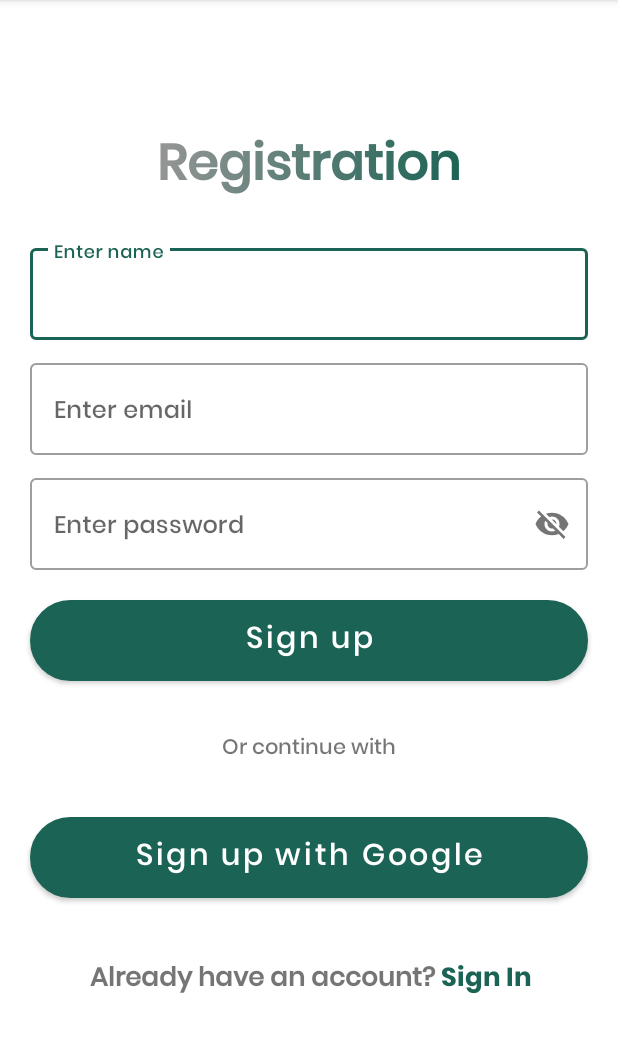
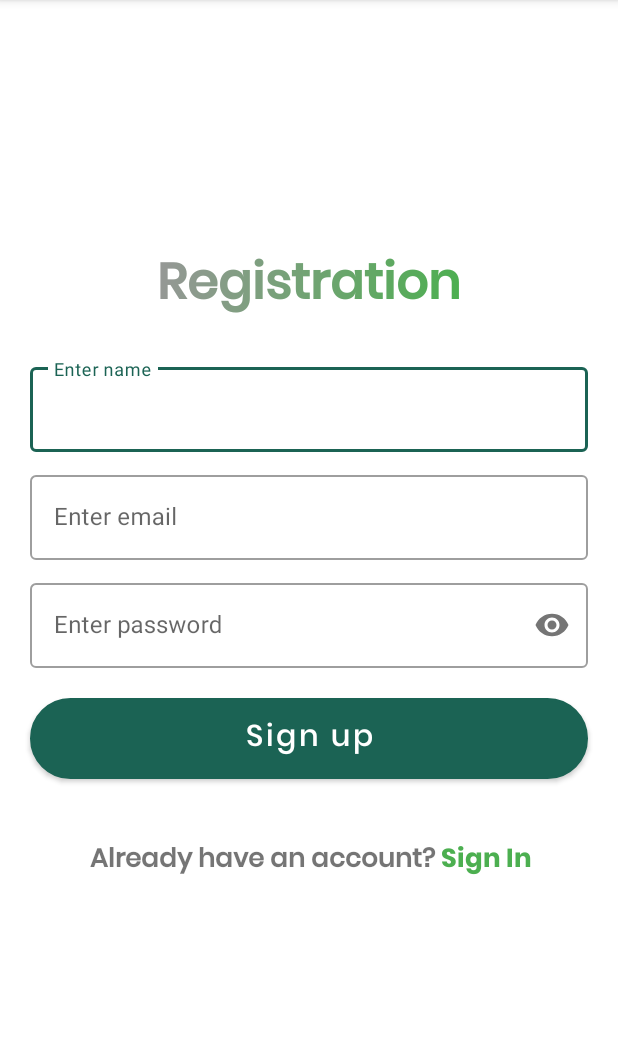
Before and after one commit to MohamedRadi20/Planto, an Android app: the screen it shows after launch (Registration_Activity), after a tap on "GET STARTED", on a phone screen of 412 x 824 dp, the part 84-1137 px from its top. Run offline under Robolectric (Android 15) with nearby library versions, the phone set to English and light mode, and no system bars; our stand-ins replace Firebase (no records; nobody signed in at launch, a user with empty details on screens opened directly), Volley.

Commit message:
fixing bugs

```diff
--- a/app/src/main/java/com/example/planto/Login_Activity.java
+++ b/app/src/main/java/com/example/planto/Login_Activity.java
@@ -38,8 +38,6 @@ import com.google.firebase.database.FirebaseDatabase;
 import com.google.firebase.database.ValueEventListener;
 
 public class Login_Activity extends AppCompatActivity {
-    FirebaseDatabase database;
-    DatabaseReference reference;
     FirebaseAuth mAuth;
     EditText email, password;
     String email_, password_;
@@ -61,8 +59,6 @@ public class Login_Activity extends AppCompatActivity {
         error = (TextView) findViewById(R.id.error);
         progressBar = (ProgressBar) findViewById(R.id.loading);
         sharedPreferences = getSharedPreferences("shared", MODE_PRIVATE);
-        database = FirebaseDatabase.getInstance();
-        reference = database.getReference("users");
         mAuth = FirebaseAuth.getInstance();
         gso = new GoogleSignInOptions.Builder(GoogleSignInOptions.DEFAULT_SIGN_IN).requestEmail().build();
         gsc = GoogleSignIn.getClient(this, gso);
@@ -70,7 +66,7 @@ public class Login_Activity extends AppCompatActivity {
         Paint paint = tv.getPaint();
 
         Shader shader = paint.setShader(new LinearGradient(0, 0, tv.getPaint().measureText(tv.getText().toString()), tv.getTextSize(),
-                new int[]{Color.parseColor("#FF979797"), Color.parseColor("#1B6354")},
+                new int[]{Color.parseColor("#FF979797"), Color.parseColor("#4CAF50")},
                 new float[]{0, 1}, Shader.TileMode.CLAMP));
 
         if (sharedPreferences.getString("logged", "false").equals("true")) {
--- a/app/src/main/java/com/example/planto/Registration_Activity.java
+++ b/app/src/main/java/com/example/planto/Registration_Activity.java
@@ -1,5 +1,7 @@
 package com.example.planto;
 
+import androidx.annotation.NonNull;
+import androidx.annotation.Nullable;
 import androidx.appcompat.app.AppCompatActivity;
 
 import android.content.Intent;
@@ -8,8 +10,11 @@ import android.graphics.LinearGradient;
 import android.graphics.Paint;
 import android.graphics.Shader;
 import android.os.Bundle;
+import android.util.Log;
+import android.util.Patterns;
 import android.view.View;
 import android.widget.Button;
+import android.widget.EditText;
 import android.widget.ProgressBar;
 import android.widget.TextView;
 import android.widget.Toast;
@@ -20,53 +25,119 @@ import com.android.volley.Response;
 import com.android.volley.VolleyError;
 import com.android.volley.toolbox.StringRequest;
 import com.android.volley.toolbox.Volley;
+import com.google.android.gms.auth.api.signin.GoogleSignIn;
+import com.google.android.gms.auth.api.signin.GoogleSignInAccount;
+import com.google.android.gms.auth.api.signin.GoogleSignInClient;
+import com.google.android.gms.auth.api.signin.GoogleSignInOptions;
+import com.google.android.gms.common.api.ApiException;
+import com.google.android.gms.tasks.OnCompleteListener;
+import com.google.android.gms.tasks.Task;
 import com.google.android.material.textfield.TextInputEditText;
-
-import org.checkerframework.common.reflection.qual.NewInstance;
+import com.google.firebase.auth.AuthResult;
+import com.google.firebase.auth.FirebaseAuth;
+import com.google.firebase.auth.FirebaseUser;
+import com.google.firebase.database.DataSnapshot;
+import com.google.firebase.database.DatabaseError;
+import com.google.firebase.database.DatabaseReference;
+import com.google.firebase.database.FirebaseDatabase;
+import com.google.firebase.database.ValueEventListener;
+import com.google.firebase.firestore.FirebaseFirestore;
 
 import java.util.HashMap;
 import java.util.Map;
 
 public class Registration_Activity extends AppCompatActivity {
+    FirebaseFirestore db;
+    FirebaseAuth mAuth;
+    EditText name, email, password;
 
-    TextInputEditText name , email , password ;
-    Button submit ;
-    TextView error , tv, signNow ;
-    ProgressBar progressBar ;
+    Button submit;
+    String name_, email_, password_;
+    TextView error, tv, signNow;
+    ProgressBar progressBar;
+
 
     @Override
     protected void onCreate(Bundle savedInstanceState) {
         super.onCreate(savedInstanceState);
         setContentView(R.layout.activity_registration);
-        name = (TextInputEditText) findViewById(R.id.name);
-        email = (TextInputEditText) findViewById(R.id.email);
-        password = (TextInputEditText) findViewById(R.id.password);
+        name = (EditText) findViewById(R.id.name);
+        email = (EditText) findViewById(R.id.email);
+        password = (EditText) findViewById(R.id.password);
         error = (TextView) findViewById(R.id.error);
         progressBar = (ProgressBar) findViewById(R.id.loading);
-
+        db = FirebaseFirestore.getInstance();
+        mAuth = FirebaseAuth.getInstance();
         tv = findViewById(R.id.tv);
         Paint paint = tv.getPaint();
 
         Shader shader = paint.setShader(new LinearGradient(0, 0, tv.getPaint().measureText(tv.getText().toString()), tv.getTextSize(),
-                new int[]{Color.parseColor("#FF979797"), Color.parseColor("#1B6354")},
+                new int[]{Color.parseColor("#FF979797"), Color.parseColor("#4CAF50")},
                 new float[]{0, 1}, Shader.TileMode.CLAMP));
 
         submit = (Button) findViewById(R.id.submit);
         submit.setOnClickListener(new View.OnClickListener() {
             @Override
             public void onClick(View view) {
-
+                error.setVisibility(View.GONE);
+                progressBar.setVisibility(View.VISIBLE);
+                name_ = name.getText().toString();
+                email_ = email.getText().toString();
+                password_ = password.getText().toString();
+                // Create a new user account with email and password
+                if (!email_.isEmpty() && Patterns.EMAIL_ADDRESS.matcher(email_).matches()) {
+                    if (!password_.isEmpty()) {
+                        createUser();
+                    } else {
+                        password.setError("Password is empty");
+                        progressBar.setVisibility(View.INVISIBLE);
+                    }
+                } else if (email_.isEmpty()) {
+                    email.setError("Email is empty");
+                    progressBar.setVisibility(View.INVISIBLE);
+                } else {
+                    email.setError("Enter correct email");
+                    progressBar.setVisibility(View.INVISIBLE);
+                }
             }
         });
         signNow = findViewById(R.id.signNow);
         signNow.setOnClickListener(new View.OnClickListener() {
             @Override
             public void onClick(View view) {
-              Intent intent = new Intent(getApplicationContext(), Login_Activity.class);
-              startActivity(intent);
-              finish();
+                Intent intent = new Intent(getApplicationContext(), Login_Activity.class);
+                startActivity(intent);
+                finish();
             }
         });
+
+    }
+
+    public void createUser() {
+        mAuth.createUserWithEmailAndPassword(email_, password_)
+                .addOnCompleteListener(new OnCompleteListener<AuthResult>() {
+                    @Override
+                    public void onComplete(@NonNull Task<AuthResult> task) {
+                        if (task.isSuccessful()) {
+                            // Sign in success, update UI with the signed-in user's information
+                            //FirebaseUser user = mAuth.getCurrentUser();
+                            Users user = new Users(name_, email_, password_);
+                            db.collection("users").document(email_).set(user);
+                            Toast.makeText(getApplicationContext(), "user created",
+                                    Toast.LENGTH_SHORT).show();
+                            Intent intent = new Intent(getApplicationContext(), Login_Activity.class);
+                            startActivity(intent);
+                            finish();
+                        } else {
+                            // If sign in fails, display a message to the user.
+                            Toast.makeText(getApplicationContext(), task.getException().getMessage(),
+                                    Toast.LENGTH_LONG).show();
+                            progressBar.setVisibility(View.INVISIBLE);
+
+                        }
+                    }
+                });
+
     }
 
 }
--- a/app/src/main/res/layout/activity_login.xml
+++ b/app/src/main/res/layout/activity_login.xml
@@ -14,7 +14,7 @@
         android:layout_marginBottom="10dp"
         android:fontFamily="@font/poppinsbold"
         android:text="@string/login"
-        android:textColor="#1B6354"
+        android:textColor="#4CAF50"
         android:textSize="33sp"
         android:textStyle="bold"/>
     <com.google.android.material.textfield.TextInputLayout
@@ -125,7 +125,7 @@
             android:layout_height="wrap_content"
             android:layout_marginTop="20dp"
             android:textSize="17dp"
-            android:textColor="#1B6354"
+            android:textColor="#4CAF50"
             android:text="Sign Up"
             android:fontFamily="@font/poppinsbold"
             android:textStyle="bold"/>
--- a/app/src/main/res/layout/activity_registration.xml
+++ b/app/src/main/res/layout/activity_registration.xml
@@ -7,46 +7,52 @@
     android:gravity="center"
     android:orientation="vertical"
     tools:context=".Registration_Activity">
+
     <TextView
         android:id="@+id/tv"
         android:layout_width="wrap_content"
         android:layout_height="wrap_content"
         android:layout_marginBottom="20dp"
-        android:textColor="#1B6354"
+        android:fontFamily="@font/poppinsmedium"
         android:text="@string/registration"
-        android:fontFamily="@font/poppinsmedium"
+        android:textColor="#4CAF50"
         android:textSize="33sp"
-        android:textStyle="bold"/>
+        android:textStyle="bold" />
+
     <com.google.android.material.textfield.TextInputLayout
         style="@style/Widget.MaterialComponents.TextInputLayout.OutlinedBox"
         android:layout_width="match_parent"
         android:layout_height="wrap_content"
-        android:layout_marginBottom="10dp"
         android:layout_marginStart="20dp"
-        android:layout_marginEnd="20dp">
-        <com.google.android.material.textfield.TextInputEditText
+        android:layout_marginEnd="20dp"
+        android:layout_marginBottom="10dp">
+
+        <EditText
             android:id="@+id/name"
             android:layout_width="match_parent"
             android:layout_height="wrap_content"
-            android:fontFamily="@font/poppinsmedium"
-            android:hint="@string/enter_name">
-        </com.google.android.material.textfield.TextInputEditText>
+            android:ems="10"
+            android:hint="@string/enter_name"
+            android:inputType="text" />
     </com.google.android.material.textfield.TextInputLayout>
+
     <com.google.android.material.textfield.TextInputLayout
         style="@style/Widget.MaterialComponents.TextInputLayout.OutlinedBox"
         android:layout_width="match_parent"
         android:layout_height="wrap_content"
-        android:layout_marginBottom="10dp"
         android:layout_marginStart="20dp"
-        android:layout_marginEnd="20dp">
-        <com.google.android.material.textfield.TextInputEditText
+        android:layout_marginEnd="20dp"
+        android:layout_marginBottom="10dp">
+
+        <EditText
             android:id="@+id/email"
             android:layout_width="match_parent"
             android:layout_height="wrap_content"
-            android:fontFamily="@font/poppinsmedium"
-            android:hint="@string/enter_email">
-        </com.google.android.material.textfield.TextInputEditText>
+            android:ems="10"
+            android:hint="@string/enter_email"
+            android:inputType="textEmailAddress" />
     </com.google.android.material.textfield.TextInputLayout>
+
     <com.google.android.material.textfield.TextInputLayout
         style="@style/Widget.MaterialComponents.TextInputLayout.OutlinedBox"
         android:layout_width="match_parent"
@@ -55,14 +61,16 @@
         android:layout_marginEnd="20dp"
         android:layout_marginBottom="20dp"
         app:passwordToggleEnabled="true">
-        <com.google.android.material.textfield.TextInputEditText
+
+        <EditText
             android:id="@+id/password"
             android:layout_width="match_parent"
             android:layout_height="wrap_content"
-            android:fontFamily="@font/poppinsmedium"
-            android:hint="@string/enter_password">
-        </com.google.android.material.textfield.TextInputEditText>
+            android:ems="10"
+            android:hint="@string/enter_password"
+            android:inputType="textPassword" />
     </com.google.android.material.textfield.TextInputLayout>
+
     <TextView
         android:id="@+id/error"
         android:layout_width="wrap_content"
@@ -70,66 +78,50 @@
         android:layout_marginBottom="20dp"
         android:text="@string/error_while_logging_in"
         android:textColor="#F44336"
-        android:visibility="gone"/>
+        android:visibility="gone" />
+
     <ProgressBar
+        android:id="@+id/loading"
         android:layout_width="wrap_content"
         android:layout_height="wrap_content"
-        android:id="@+id/loading"
         android:layout_marginBottom="20dp"
-        android:visibility="gone"/>
+        android:visibility="gone" />
+
     <Button
-        android:background="@drawable/bg_round"
+        android:id="@+id/submit"
         android:layout_width="match_parent"
         android:layout_height="wrap_content"
         android:layout_marginStart="20dp"
         android:layout_marginEnd="20dp"
-        android:textSize="20sp"
+        android:background="@drawable/bg_round"
         android:fontFamily="@font/poppinsmedium"
-        android:id="@+id/submit"
         android:text="Sign up"
-        android:textAllCaps="false" />
-    <TextView
-        android:layout_width="wrap_content"
-        android:layout_height="wrap_content"
-        android:fontFamily="@font/poppinsmedium"
-        android:text=" Or continue with "
-        android:layout_marginTop="33dp"/>
+        android:textAllCaps="false"
+        android:textSize="20sp" />
 
-
-    <Button
-        android:background="@drawable/bg_round"
-        android:layout_width="match_parent"
-        android:layout_height="wrap_content"
-        android:layout_marginStart="20dp"
-        android:layout_marginEnd="20dp"
-        android:textSize="20sp"
-        android:fontFamily="@font/poppinsmedium"
-        android:text="Sign up with Google"
-        android:layout_marginTop="33dp"
-        android:textAllCaps="false" />
 
     <LinearLayout
         android:layout_width="match_parent"
         android:layout_height="45dp"
+        android:layout_marginStart="40dp"
         android:layout_marginTop="39dp"
-        android:layout_marginStart="40dp"
         android:orientation="horizontal">
 
         <TextView
             android:layout_width="wrap_content"
             android:layout_height="wrap_content"
+            android:fontFamily="@font/poppinsmedium"
             android:text="Already have an account? "
             android:textSize="17dp"
-            android:fontFamily="@font/poppinsmedium"
             android:textStyle="bold" />
 
         <TextView
             android:id="@+id/signNow"
             android:layout_width="wrap_content"
             android:layout_height="wrap_content"
+            android:fontFamily="@font/poppinsbold"
             android:text="Sign In"
-            android:fontFamily="@font/poppinsbold"
-            android:textColor="#1B6354"
+            android:textColor="#4CAF50"
             android:textSize="17dp"
             android:textStyle="bold" />
 
--- a/app/src/main/res/layout/fragment_profile.xml
+++ b/app/src/main/res/layout/fragment_profile.xml
@@ -17,7 +17,9 @@
             android:layout_width="185dp"
             android:layout_height="170dp"
             android:layout_gravity="center"
-            android:layout_marginStart="8dp" />
+            android:layout_marginStart="8dp"
+            android:src="@drawable/user"
+            />
 
         <LinearLayout
             android:layout_width="match_parent"
```
Also changed, not shown: app/src/main/java/com/example/planto/AddPostActivity.java (+9 -10 lines), app/src/main/java/com/example/planto/Community_Fragment.java (+12 -16 lines), app/src/main/java/com/example/planto/MainActivity.java (+1 -22 lines), app/src/main/java/com/example/planto/Profile_Fragment.java (+5 -5 lines).
